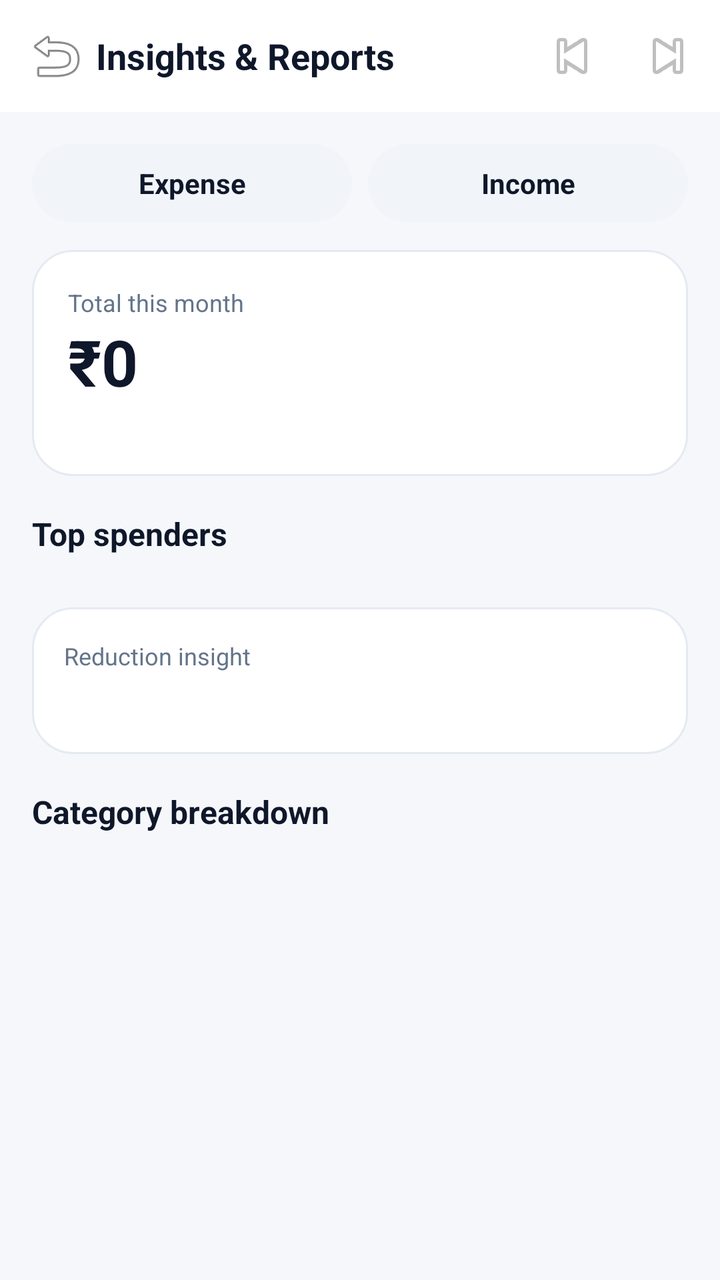
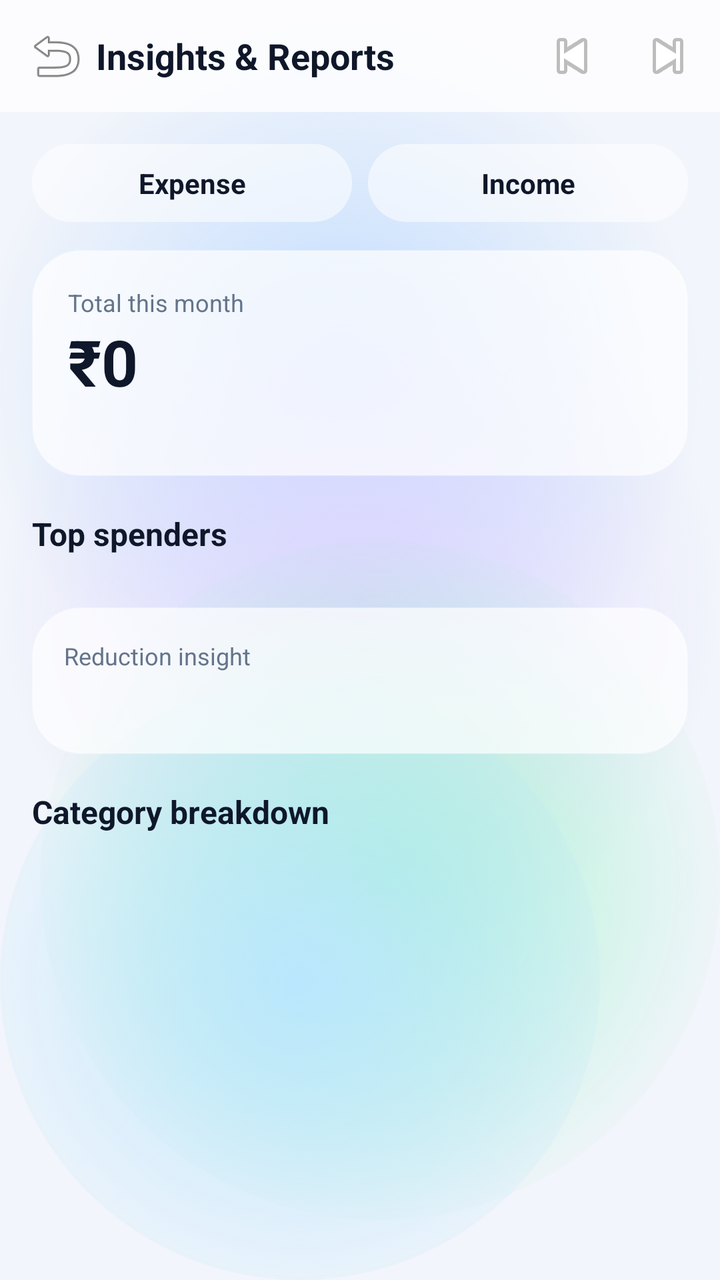

Screens rendered from an Android XML layout before and after an edit, with the pre-edit source and the edit as a unified diff.
<!-- AndroidManifest.xml: application theme Theme.ExpenseOS -->
<!-- res/layout/activity_insights.xml -->
<?xml version="1.0" encoding="utf-8"?>
<LinearLayout xmlns:android="http://schemas.android.com/apk/res/android"
    android:layout_width="match_parent"
    android:layout_height="match_parent"
    android:orientation="vertical"
    android:background="@color/bg">

    <LinearLayout
        android:layout_width="match_parent"
        android:layout_height="56dp"
        android:gravity="center_vertical"
        android:orientation="horizontal"
        android:paddingHorizontal="8dp"
        android:background="@color/bg_card">

        <ImageButton
            android:id="@+id/btnInsightsBack"
            android:layout_width="40dp"
            android:layout_height="40dp"
            android:background="?attr/selectableItemBackgroundBorderless"
            android:contentDescription="Back"
            android:src="@android:drawable/ic_menu_revert" />

        <TextView
            android:layout_width="0dp"
            android:layout_height="wrap_content"
            android:layout_weight="1"
            android:text="Insights &amp; Reports"
            android:textColor="@color/text"
            android:textSize="18sp"
            android:textStyle="bold" />

        <ImageButton
            android:id="@+id/btnInsightsPrev"
            android:layout_width="36dp"
            android:layout_height="36dp"
            android:background="?attr/selectableItemBackgroundBorderless"
            android:contentDescription="Previous month"
            android:src="@android:drawable/ic_media_previous" />

        <TextView
            android:id="@+id/tvInsightsMonth"
            android:layout_width="wrap_content"
            android:layout_height="wrap_content"
            android:paddingHorizontal="6dp"
            android:textColor="@color/text"
            android:textSize="15sp"
            android:textStyle="bold" />

        <ImageButton
            android:id="@+id/btnInsightsNext"
            android:layout_width="36dp"
            android:layout_height="36dp"
            android:background="?attr/selectableItemBackgroundBorderless"
            android:contentDescription="Next month"
            android:src="@android:drawable/ic_media_next" />
    </LinearLayout>

    <ScrollView
        android:layout_width="match_parent"
        android:layout_height="match_parent">

        <LinearLayout
            android:layout_width="match_parent"
            android:layout_height="wrap_content"
            android:orientation="vertical"
            android:padding="16dp">

            <LinearLayout
                android:layout_width="match_parent"
                android:layout_height="wrap_content"
                android:orientation="horizontal">

                <TextView
                    android:id="@+id/tabInsightsExpense"
                    android:layout_width="0dp"
                    android:layout_height="wrap_content"
                    android:layout_weight="1"
                    android:background="@drawable/bg_filter_chip"
                    android:gravity="center"
                    android:padding="10dp"
                    android:text="Expense"
                    android:textColor="@color/text"
                    android:textStyle="bold" />

                <TextView
                    android:id="@+id/tabInsightsIncome"
                    android:layout_width="0dp"
                    android:layout_height="wrap_content"
                    android:layout_weight="1"
                    android:layout_marginStart="8dp"
                    android:background="@drawable/bg_filter_chip"
                    android:gravity="center"
                    android:padding="10dp"
                    android:text="Income"
                    android:textColor="@color/text"
                    android:textStyle="bold" />
            </LinearLayout>

            <LinearLayout
                android:layout_width="match_parent"
                android:layout_height="wrap_content"
                android:layout_marginTop="14dp"
                android:background="@drawable/bg_card"
                android:orientation="vertical"
                android:padding="18dp">

                <TextView
                    android:layout_width="wrap_content"
                    android:layout_height="wrap_content"
                    android:text="Total this month"
                    android:textColor="@color/text_muted"
                    android:textSize="12sp" />

                <TextView
                    android:id="@+id/tvInsightsHero"
                    android:layout_width="wrap_content"
                    android:layout_height="wrap_content"
                    android:text="₹0"
                    android:textColor="@color/text"
                    android:textSize="32sp"
                    android:textStyle="bold" />

                <TextView
                    android:id="@+id/tvInsightsCompare"
                    android:layout_width="wrap_content"
                    android:layout_height="wrap_content"
                    android:textColor="@color/text_muted"
                    android:textSize="13sp" />
            </LinearLayout>

            <TextView
                android:layout_width="wrap_content"
                android:layout_height="wrap_content"
                android:layout_marginTop="18dp"
                android:text="Top spenders"
                android:textColor="@color/text"
                android:textSize="16sp"
                android:textStyle="bold" />

            <LinearLayout
                android:id="@+id/llTopSpenders"
                android:layout_width="match_parent"
                android:layout_height="wrap_content"
                android:layout_marginTop="8dp"
                android:orientation="horizontal" />

            <LinearLayout
                android:layout_width="match_parent"
                android:layout_height="wrap_content"
                android:layout_marginTop="18dp"
                android:background="@drawable/bg_card"
                android:orientation="vertical"
                android:padding="16dp">

                <TextView
                    android:layout_width="wrap_content"
                    android:layout_height="wrap_content"
                    android:text="Reduction insight"
                    android:textColor="@color/text_muted"
                    android:textSize="12sp" />

                <TextView
                    android:id="@+id/tvInsightsInsight"
                    android:layout_width="match_parent"
                    android:layout_height="wrap_content"
                    android:layout_marginTop="6dp"
                    android:textColor="@color/text"
                    android:textSize="14sp" />
            </LinearLayout>

            <TextView
                android:id="@+id/tvInsightsEmpty"
                android:layout_width="match_parent"
                android:layout_height="wrap_content"
                android:gravity="center"
                android:padding="24dp"
                android:textColor="@color/text_muted"
                android:visibility="gone" />

            <TextView
                android:layout_width="wrap_content"
                android:layout_height="wrap_content"
                android:layout_marginTop="18dp"
                android:text="Category breakdown"
                android:textColor="@color/text"
                android:textSize="16sp"
                android:textStyle="bold" />

            <LinearLayout
                android:id="@+id/llInsightsCats"
                android:layout_width="match_parent"
                android:layout_height="wrap_content"
                android:layout_marginTop="6dp"
                android:orientation="vertical" />

            <LinearLayout
                android:id="@+id/llInsightsBars"
                android:layout_width="match_parent"
                android:layout_height="wrap_content"
                android:orientation="vertical" />
        </LinearLayout>
    </ScrollView>
</LinearLayout>
<!-- resources referenced by this layout -->
<resources>
  <color name="bg">#F5F7FB</color>
  <color name="bg_card">#FFFFFF</color>
  <!-- drawable bg_card (drawable) -->
  <?xml version="1.0" encoding="utf-8"?>
  <shape xmlns:android="http://schemas.android.com/apk/res/android" android:shape="rectangle">
      <solid android:color="@color/bg_card"/>
      <stroke android:width="1dp" android:color="@color/border"/>
      <corners android:radius="20dp"/>
  </shape>
  <style name="Theme.ExpenseOS" parent="Theme.MaterialComponents.DayNight.NoActionBar">
          <item name="colorPrimary">@color/primary</item>
          <item name="colorPrimaryVariant">@color/primary_dark</item>
          <item name="colorPrimaryDark">@color/primary_dark</item>
          <item name="colorOnPrimary">@color/on_primary</item>
          <item name="colorSecondary">@color/secondary</item>
          <item name="colorSecondaryVariant">@color/secondary_dark</item>
          <item name="colorOnSecondary">@color/on_primary</item>
          <item name="colorAccent">@color/primary</item>
          <item name="colorSurface">@color/surface</item>
          <item name="colorOnSurface">@color/text</item>
          <item name="colorOnBackground">@color/text</item>
          <item name="colorError">@color/danger</item>
          <item name="android:colorBackground">@color/bg</item>
          <item name="android:windowBackground">@color/bg</item>
  
          <item name="android:textColorPrimary">@color/text</item>
          <item name="android:textColorSecondary">@color/text_muted</item>
          <item name="android:textColorHint">@color/text_hint</item>
          <item name="android:fontFamily">sans-serif</item>
          <item name="fontFamily">sans-serif</item>
  
          
          <item name="android:statusBarColor">@color/bg</item>
          <item name="android:navigationBarColor">@color/nav_bg</item>
          <item name="android:windowLightStatusBar">true</item>
          <item name="android:windowLightNavigationBar" tools:targetApi="o_mr1">true</item>
          <item name="android:forceDarkAllowed" tools:targetApi="q">false</item>
  
          
          <item name="editTextStyle">@style/Widget.ExpenseOS.EditText</item>
          <item name="materialAlertDialogTheme">@style/ThemeOverlay.ExpenseOS.Dialog</item>
          <item name="bottomSheetDialogTheme">@style/ThemeOverlay.ExpenseOS.BottomSheet</item>
          <item name="materialTimePickerTheme">@style/ThemeOverlay.ExpenseOS.TimePicker</item>
          <item name="android:windowAnimationStyle">@style/Animation.ExpenseOS.Window</item>
          <item name="android:windowActivityTransitions">true</item>
          <item name="android:windowContentTransitions">true</item>
      </style>
  <color name="border">#E5EAF2</color>
  <color name="surface_2">#F1F5F9</color>
  <color name="surface">#FFFFFF</color>
  <color name="nav_bg">#FFFFFF</color>
  <!-- unchanged entries left out for length: 20 -->
</resources>

<!-- the commit's change to res/layout/activity_insights.xml (unified diff, before → after) -->
@@ -3,7 +3,7 @@
     android:layout_width="match_parent"
     android:layout_height="match_parent"
     android:orientation="vertical"
-    android:background="@color/bg">
+    android:background="@android:color/transparent">
 
     <LinearLayout
         android:layout_width="match_parent"
<!-- resource entries referenced after the edit -->
@@ -1,13 +1,67 @@
 <!-- resources referenced by this layout -->
 <resources>
-  <color name="bg">#F5F7FB</color>
-  <color name="bg_card">#FFFFFF</color>
+  <color name="bg">#F2F5FB</color>
+  <!-- drawable aurora_bg (drawable) -->
+  <?xml version="1.0" encoding="utf-8"?>
+  <layer-list xmlns:android="http://schemas.android.com/apk/res/android">
+      <item android:drawable="@color/aurora_base" />
+      <item android:width="380dp" android:height="380dp"
+          android:gravity="top|end"
+          android:drawable="@drawable/aurora_blob_blue" />
+      <item android:width="360dp" android:height="360dp"
+          android:gravity="start" android:top="120dp"
+          android:drawable="@drawable/aurora_blob_violet" />
+      <item android:width="340dp" android:height="340dp"
+          android:gravity="bottom|end" android:bottom="30dp"
+          android:drawable="@drawable/aurora_blob_mint" />
+      <item android:width="300dp" android:height="300dp"
+          android:gravity="bottom|start"
+          android:drawable="@drawable/aurora_blob_sky" />
+  </layer-list>
+  <color name="aurora_base">#F2F5FB</color>
+  <!-- drawable aurora_blob_blue (drawable) -->
+  <?xml version="1.0" encoding="utf-8"?>
+  <shape xmlns:android="http://schemas.android.com/apk/res/android" android:shape="oval">
+      <gradient
+          android:type="radial"
+          android:gradientRadius="180dp"
+          android:startColor="#BFDBFE"
+          android:endColor="#00BFDBFE" />
+  </shape>
+  <!-- drawable aurora_blob_violet (drawable) -->
+  <?xml version="1.0" encoding="utf-8"?>
+  <shape xmlns:android="http://schemas.android.com/apk/res/android" android:shape="oval">
+      <gradient
+          android:type="radial"
+          android:gradientRadius="180dp"
+          android:startColor="#DDD6FE"
+          android:endColor="#00DDD6FE" />
+  </shape>
+  <!-- drawable aurora_blob_mint (drawable) -->
+  <?xml version="1.0" encoding="utf-8"?>
+  <shape xmlns:android="http://schemas.android.com/apk/res/android" android:shape="oval">
+      <gradient
+          android:type="radial"
+          android:gradientRadius="180dp"
+          android:startColor="#A7F3D0"
+          android:endColor="#00A7F3D0" />
+  </shape>
+  <!-- drawable aurora_blob_sky (drawable) -->
+  <?xml version="1.0" encoding="utf-8"?>
+  <shape xmlns:android="http://schemas.android.com/apk/res/android" android:shape="oval">
+      <gradient
+          android:type="radial"
+          android:gradientRadius="180dp"
+          android:startColor="#BAE6FD"
+          android:endColor="#00BAE6FD" />
+  </shape>
+  <color name="bg_card">#C2FFFFFF</color>
   <!-- drawable bg_card (drawable) -->
   <?xml version="1.0" encoding="utf-8"?>
   <shape xmlns:android="http://schemas.android.com/apk/res/android" android:shape="rectangle">
-      <solid android:color="@color/bg_card"/>
-      <stroke android:width="1dp" android:color="@color/border"/>
-      <corners android:radius="20dp"/>
+      <solid android:color="@color/glass_fill"/>
+      <stroke android:width="1dp" android:color="@color/glass_stroke_soft"/>
+      <corners android:radius="24dp"/>
   </shape>
   <style name="Theme.ExpenseOS" parent="Theme.MaterialComponents.DayNight.NoActionBar">
           <item name="colorPrimary">@color/primary</item>
@@ -23,7 +77,7 @@
           <item name="colorOnBackground">@color/text</item>
           <item name="colorError">@color/danger</item>
           <item name="android:colorBackground">@color/bg</item>
-          <item name="android:windowBackground">@color/bg</item>
+          <item name="android:windowBackground">@drawable/aurora_bg</item>
   
           <item name="android:textColorPrimary">@color/text</item>
           <item name="android:textColorSecondary">@color/text_muted</item>
@@ -32,8 +86,8 @@
           <item name="fontFamily">sans-serif</item>
   
           
-          <item name="android:statusBarColor">@color/bg</item>
-          <item name="android:navigationBarColor">@color/nav_bg</item>
+          <item name="android:statusBarColor">@android:color/transparent</item>
+          <item name="android:navigationBarColor">@android:color/transparent</item>
           <item name="android:windowLightStatusBar">true</item>
           <item name="android:windowLightNavigationBar" tools:targetApi="o_mr1">true</item>
           <item name="android:forceDarkAllowed" tools:targetApi="q">false</item>
@@ -47,10 +101,10 @@
           <item name="android:windowActivityTransitions">true</item>
           <item name="android:windowContentTransitions">true</item>
       </style>
-  <color name="border">#E5EAF2</color>
-  <color name="surface_2">#F1F5F9</color>
-  <color name="surface">#FFFFFF</color>
-  <color name="nav_bg">#FFFFFF</color>
+  <color name="glass_fill">#B4FFFFFF</color>
+  <color name="glass_stroke_soft">#59FFFFFF</color>
+  <color name="surface_2">#8CFFFFFF</color>
+  <color name="surface">#E9FFFFFF</color>
   <!-- unchanged entries left out for length: 20 -->
 </resources>
 
